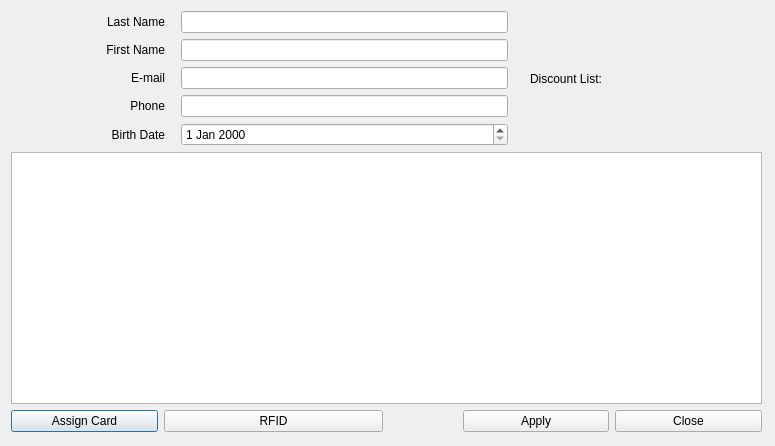
The window that src/uis/dlg_user_info.ui (RaD/qtclient) describes before a commit, drawn with Qt 5.
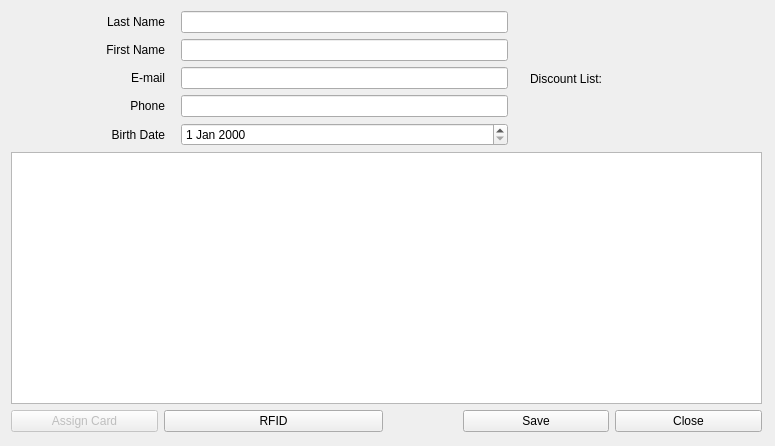
The same window after the commit.

```diff
--- a/src/uis/dlg_user_info.ui
+++ b/src/uis/dlg_user_info.ui
@@ -139,6 +139,9 @@
      <layout class="QHBoxLayout" name="horizontalLayout_2" stretch="2,3,1,2,2">
       <item>
        <widget class="QPushButton" name="buttonAssign">
+        <property name="enabled">
+         <bool>false</bool>
+        </property>
         <property name="text">
          <string>Assign Card</string>
         </property>
@@ -167,7 +170,7 @@
       <item>
        <widget class="QPushButton" name="buttonApply">
         <property name="text">
-         <string>Apply</string>
+         <string>Save</string>
         </property>
        </widget>
       </item>
```
Left out of the diff: 4 changed lines with no effect on the pictures.
